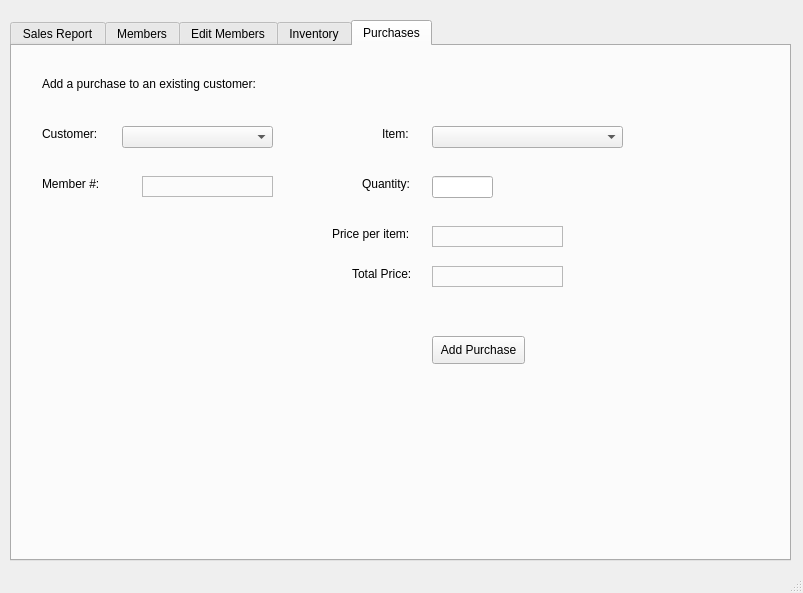
Old version of the form QtCuties-BulkClubProject/menu.ui in the repository NicholasHuCS1C/Bulk-Club-CS1C.
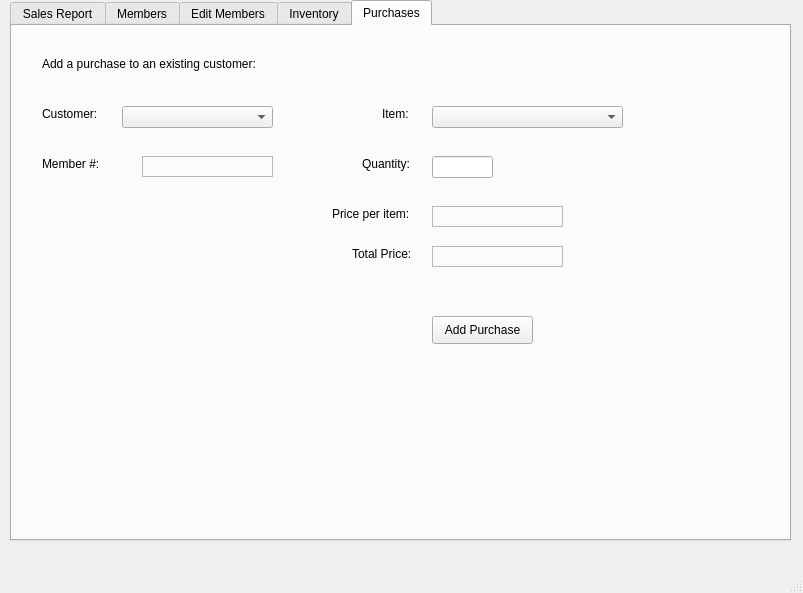
New version of the form. The open tabs and pages were chosen to show the change.

```diff
--- a/QtCuties-BulkClubProject/menu.ui
+++ b/QtCuties-BulkClubProject/menu.ui
@@ -18,7 +18,7 @@
     <property name="geometry">
      <rect>
       <x>10</x>
-      <y>20</y>
+      <y>0</y>
       <width>781</width>
       <height>541</height>
      </rect>
@@ -853,7 +853,7 @@
        <rect>
         <x>420</x>
         <y>290</y>
-        <width>93</width>
+        <width>101</width>
         <height>28</height>
        </rect>
       </property>
```
